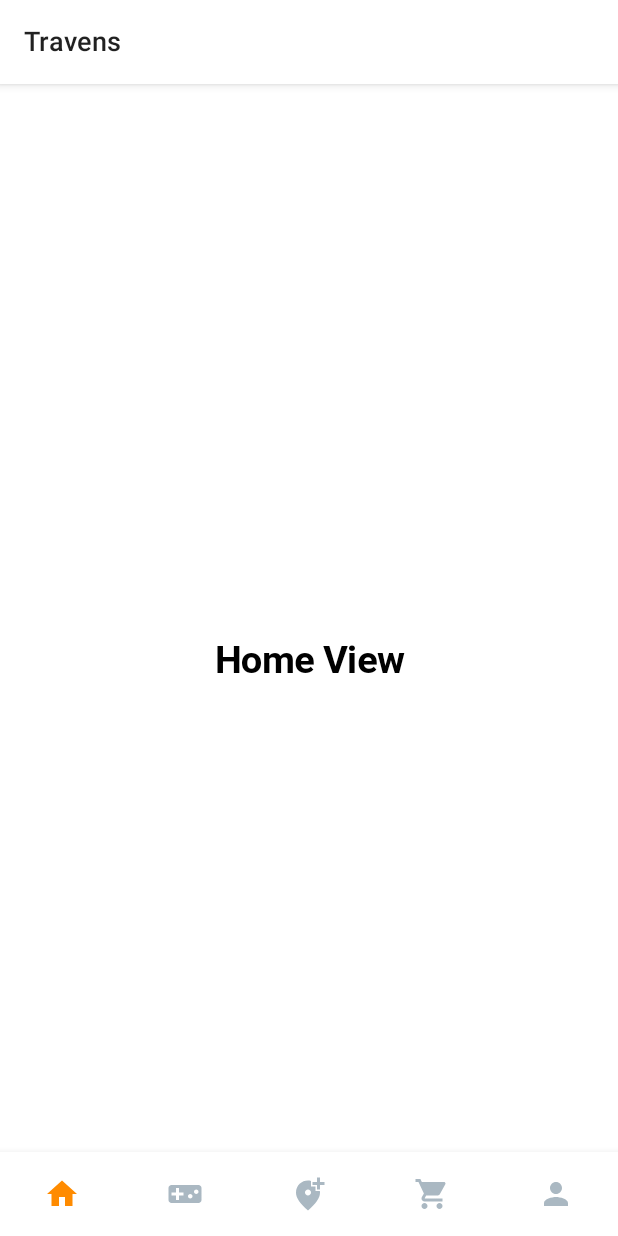
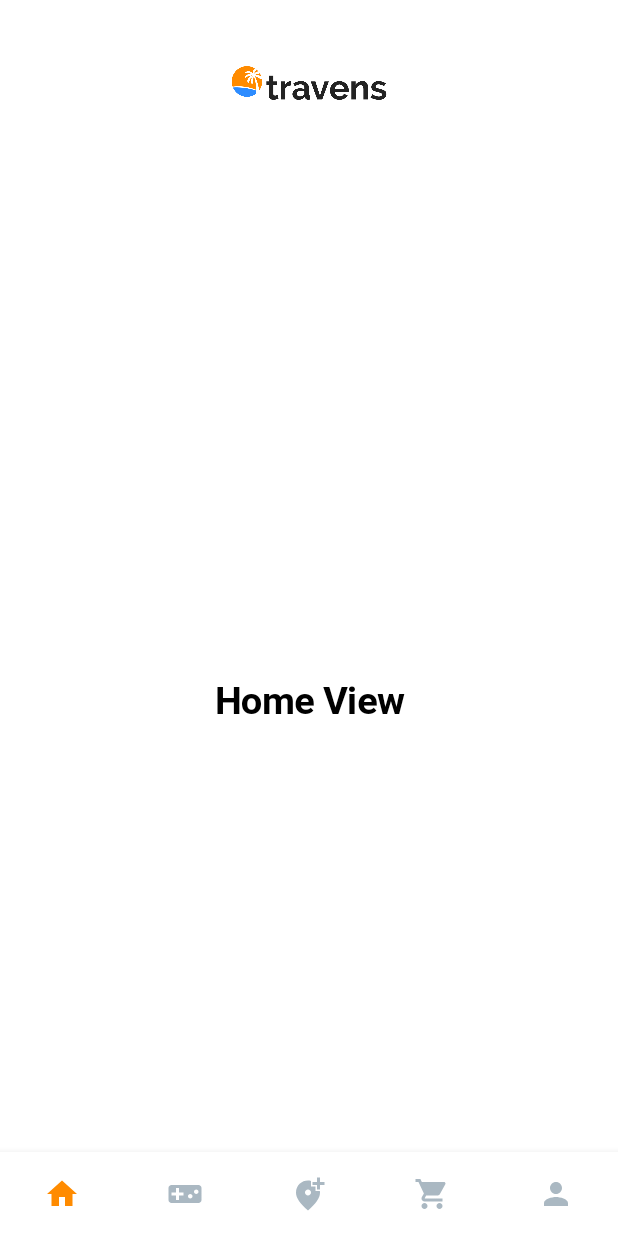
Before and after one commit to travens-id/bangkit-mobile-development, an Android app built with Jetpack Compose: the HomeScreen screen opened through its navigation route, on a phone screen of 412 x 824 dp. Run offline under Robolectric (Android 15) with nearby library versions, the phone set to English and light mode, and no system bars.

Commit message:
feat: add top app bar

```diff
--- a/app/build.gradle
+++ b/app/build.gradle
@@ -52,6 +52,8 @@ dependencies {
     implementation "androidx.compose.ui:ui:$compose_version"
     implementation "androidx.compose.material:material:$compose_version"
     implementation "androidx.compose.ui:ui-tooling-preview:$compose_version"
+    implementation "androidx.compose.material3:material3:1.0.0-alpha12"
+    implementation "androidx.compose.material3:material3-window-size-class:1.0.0-alpha12"
     implementation 'androidx.lifecycle:lifecycle-runtime-ktx:2.4.1'
     implementation 'androidx.activity:activity-compose:1.4.0'
 
--- a/app/src/main/java/com/bangkit/travens/MainActivity.kt
+++ b/app/src/main/java/com/bangkit/travens/MainActivity.kt
@@ -3,13 +3,25 @@ package com.bangkit.travens
 import android.os.Bundle
 import androidx.activity.ComponentActivity
 import androidx.activity.compose.setContent
+import androidx.compose.foundation.Image
+import androidx.compose.foundation.background
+import androidx.compose.foundation.layout.Box
+import androidx.compose.foundation.layout.fillMaxSize
+import androidx.compose.foundation.layout.size
 import androidx.compose.material.*
+import androidx.compose.material.MaterialTheme.colors
+import androidx.compose.material3.CenterAlignedTopAppBar
+import androidx.compose.material3.TopAppBarColors
+import androidx.compose.material3.TopAppBarDefaults
 import androidx.compose.runtime.Composable
 import androidx.compose.runtime.getValue
+import androidx.compose.ui.Alignment
+import androidx.compose.ui.Modifier
 import androidx.compose.ui.graphics.Color
 import androidx.compose.ui.res.painterResource
 import androidx.compose.ui.res.stringResource
 import androidx.compose.ui.tooling.preview.Preview
+import androidx.compose.ui.unit.dp
 import androidx.compose.ui.unit.sp
 import androidx.navigation.NavController
 import androidx.navigation.NavHostController
@@ -20,6 +32,7 @@ import androidx.navigation.compose.rememberNavController
 import com.bangkit.travens.ui.theme.Highlight
 import com.bangkit.travens.ui.theme.Secondary
 import com.bangkit.travens.ui.theme.TravenTheme
+import com.bangkit.travens.ui.theme.White
 
 class MainActivity : ComponentActivity() {
     override fun onCreate(savedInstanceState: Bundle?) {
@@ -51,10 +64,17 @@ fun MainScreenPreview() {
 
 @Composable
 fun TopBar() {
-    TopAppBar(
-        title = { Text(text = stringResource(R.string.app_name), fontSize = 18.sp) },
-        backgroundColor = Color.White,
-        contentColor = Color.Black,
+    CenterAlignedTopAppBar(
+        title = { Image(
+            painter = painterResource(id = R.drawable.logo),
+            contentDescription = "Travens Logo",
+            modifier = Modifier
+                .size(110.dp)
+        ) },
+        colors = TopAppBarDefaults.centerAlignedTopAppBarColors(
+            containerColor = Color.White
+        )
+
     )
 }
 
--- a/app/src/main/java/com/bangkit/travens/ui/theme/Color.kt
+++ b/app/src/main/java/com/bangkit/travens/ui/theme/Color.kt
@@ -6,6 +6,7 @@ val Purple200 = Color(0xFFBB86FC)
 val Purple500 = Color(0xFF6200EE)
 val Purple700 = Color(0xFF3700B3)
 val Teal200 = Color(0xFF03DAC5)
+val White = Color(0xFFFFFFFF)
 
 val Primary = Color(0xFF2D8CFF)
 val Secondary = Color(0xFFFF8B00)
```
Also changed, not shown: app/src/main/AndroidManifest.xml (+10 -4 lines), app/src/main/res/drawable/logo.png (added).
